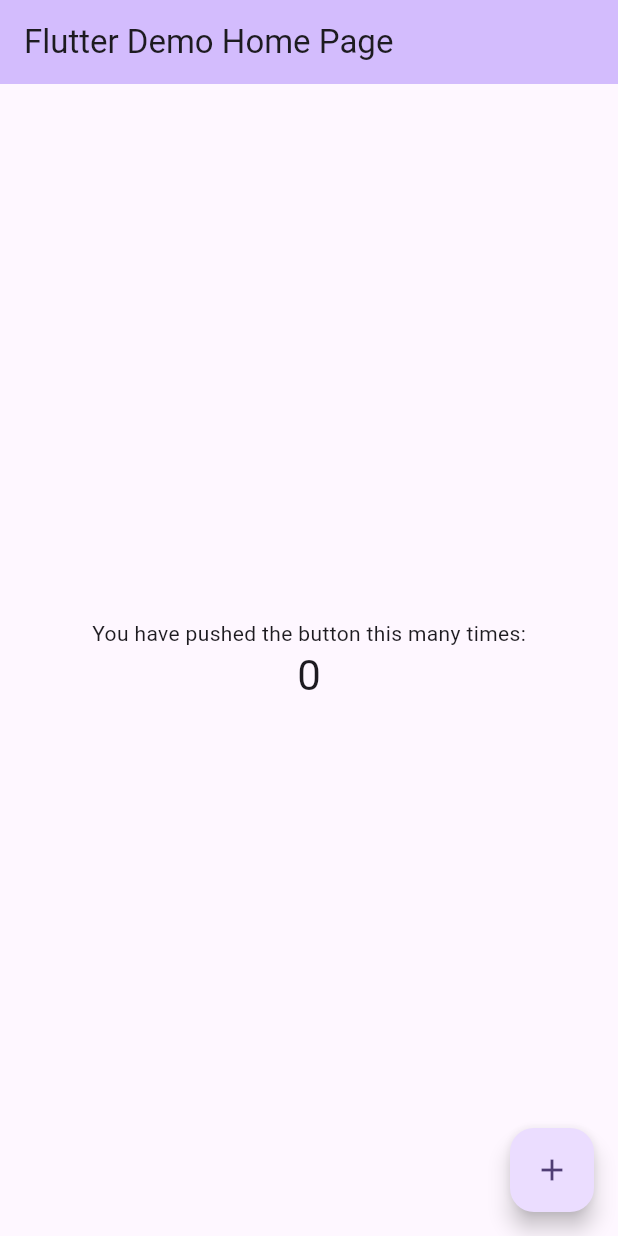
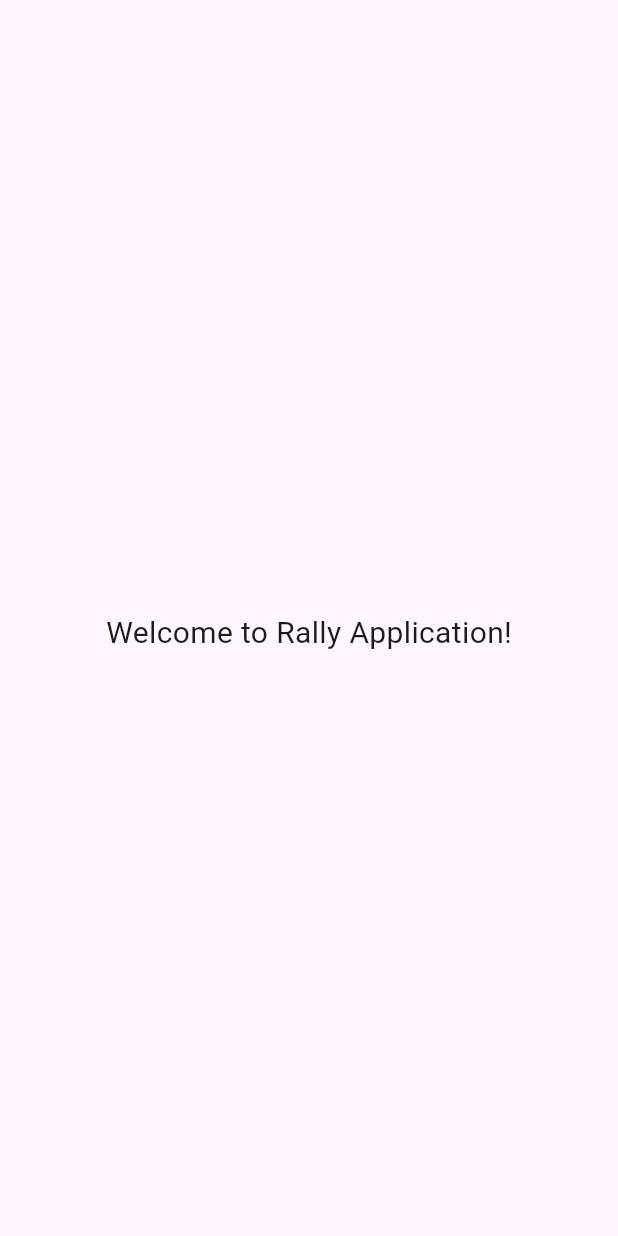
Before and after one commit to devgrgur/project_rally, a Flutter app: the screen it shows after launch, on a phone screen of 412 x 824 dp. Run offline on Flutter 3.47's test engine with Material 3 defaults, Android fonts, the phone set to English and light mode, and no system bars.

Commit message:
Added splash & home screen, removed default widget test

```diff
--- a/lib/main.dart
+++ b/lib/main.dart
@@ -1,125 +1,15 @@
 import 'package:flutter/material.dart';
+import 'package:project_rally/src/views/splash_screen.dart';
 
-void main() {
-  runApp(const MyApp());
-}
+void main() => runApp(const MyApp());
 
 class MyApp extends StatelessWidget {
   const MyApp({super.key});
 
-  // This widget is the root of your application.
   @override
   Widget build(BuildContext context) {
-    return MaterialApp(
-      title: 'Flutter Demo',
-      theme: ThemeData(
-        // This is the theme of your application.
-        //
-        // TRY THIS: Try running your application with "flutter run". You'll see
-        // the application has a purple toolbar. Then, without quitting the app,
-        // try changing the seedColor in the colorScheme below to Colors.green
-        // and then invoke "hot reload" (save your changes or press the "hot
-        // reload" button in a Flutter-supported IDE, or press "r" if you used
-        // the command line to start the app).
-        //
-        // Notice that the counter didn't reset back to zero; the application
-        // state is not lost during the reload. To reset the state, use hot
-        // restart instead.
-        //
-        // This works for code too, not just values: Most code changes can be
-        // tested with just a hot reload.
-        colorScheme: ColorScheme.fromSeed(seedColor: Colors.deepPurple),
-        useMaterial3: true,
-      ),
-      home: const MyHomePage(title: 'Flutter Demo Home Page'),
+    return const MaterialApp(
+      home: SplashScreen(),
     );
   }
 }
-
-class MyHomePage extends StatefulWidget {
-  const MyHomePage({super.key, required this.title});
-
-  // This widget is the home page of your application. It is stateful, meaning
-  // that it has a State object (defined below) that contains fields that affect
-  // how it looks.
-
-  // This class is the configuration for the state. It holds the values (in this
-  // case the title) provided by the parent (in this case the App widget) and
-  // used by the build method of the State. Fields in a Widget subclass are
-  // always marked "final".
-
-  final String title;
-
-  @override
-  State<MyHomePage> createState() => _MyHomePageState();
-}
-
-class _MyHomePageState extends State<MyHomePage> {
-  int _counter = 0;
-
-  void _incrementCounter() {
-    setState(() {
-      // This call to setState tells the Flutter framework that something has
-      // changed in this State, which causes it to rerun the build method below
-      // so that the display can reflect the updated values. If we changed
-      // _counter without calling setState(), then the build method would not be
-      // called again, and so nothing would appear to happen.
-      _counter++;
-    });
-  }
-
-  @override
-  Widget build(BuildContext context) {
-    // This method is rerun every time setState is called, for instance as done
-    // by the _incrementCounter method above.
-    //
-    // The Flutter framework has been optimized to make rerunning build methods
-    // fast, so that you can just rebuild anything that needs updating rather
-    // than having to individually change instances of widgets.
-    return Scaffold(
-      appBar: AppBar(
-        // TRY THIS: Try changing the color here to a specific color (to
-        // Colors.amber, perhaps?) and trigger a hot reload to see the AppBar
-        // change color while the other colors stay the same.
-        backgroundColor: Theme.of(context).colorScheme.inversePrimary,
-        // Here we take the value from the MyHomePage object that was created by
-        // the App.build method, and use it to set our appbar title.
-        title: Text(widget.title),
-      ),
-      body: Center(
-        // Center is a layout widget. It takes a single child and positions it
-        // in the middle of the parent.
-        child: Column(
-          // Column is also a layout widget. It takes a list of children and
-          // arranges them vertically. By default, it sizes itself to fit its
-          // children horizontally, and tries to be as tall as its parent.
-          //
-          // Column has various properties to control how it sizes itself and
-          // how it positions its children. Here we use mainAxisAlignment to
-          // center the children vertically; the main axis here is the vertical
-          // axis because Columns are vertical (the cross axis would be
-          // horizontal).
-          //
-          // TRY THIS: Invoke "debug painting" (choose the "Toggle Debug Paint"
-          // action in the IDE, or press "p" in the console), to see the
-          // wireframe for each widget.
-          mainAxisAlignment: MainAxisAlignment.center,
-          children: <Widget>[
-            const Text(
-              'You have pushed the button this many times:',
-            ),
-            Text(
-              '$_counter',
-              style: Theme.of(context).textTheme.headlineMedium,
-            ),
-          ],
-        ),
-      ),
-      floatingActionButton: FloatingActionButton(
-        onPressed: _incrementCounter,
-        tooltip: 'Increment',
-        child: const Icon(Icons.add),
-      ), // This trailing comma makes auto-formatting nicer for build methods.
-    );
-  }
-}
--- /dev/null
+++ b/lib/src/views/home_screen.dart
@@ -0,0 +1,20 @@
+import 'package:flutter/material.dart';
+
+class HomeScreen extends StatelessWidget {
+  const HomeScreen({super.key});
+
+  @override
+  Widget build(BuildContext context) {
+    return const Scaffold(
+      body: Center(
+        child: Column(
+          mainAxisAlignment: MainAxisAlignment.center,
+          children: <Widget>[
+            SizedBox(height: 20),
+            Text('Welcome to Rally Application!', style: TextStyle(fontSize: 20)),
+          ],
+        ),
+      ),
+    );
+  }
+}
--- a/pubspec.yaml
+++ b/pubspec.yaml
@@ -58,10 +58,8 @@ flutter:
   # the material Icons class.
   uses-material-design: true
 
-  # To add assets to your application, add an assets section, like this:
-  # assets:
-  #   - images/a_dot_burr.jpeg
-  #   - images/a_dot_ham.jpeg
+  assets:
+  - assets/images/splash_logo.png
 
   # An image asset can refer to one or more resolution-specific "variants", see
   # https://flutter.dev/assets-and-images/#resolution-aware
```
Also changed, not shown: lib/src/views/splash_screen.dart (added, +40 -0 lines), assets/images/splash_logo.png (added), 1 other file.
